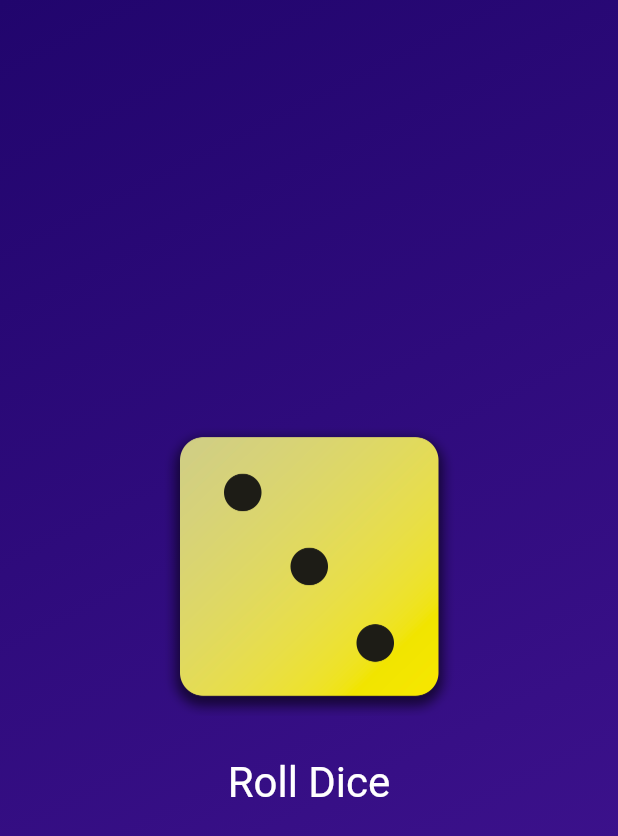
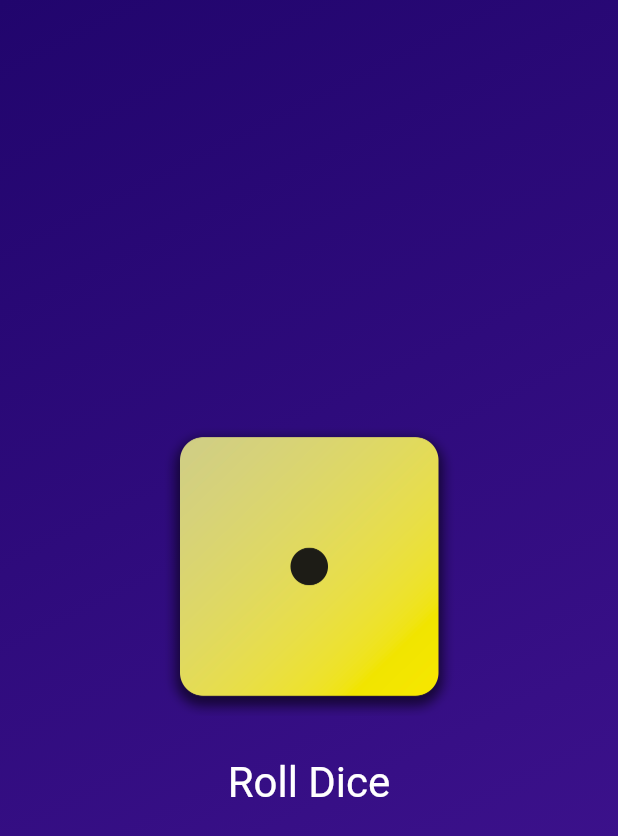
Before and after one commit to arafatanam/Roll_Dice_App-Flutter, a Flutter app: the screen it shows after launch, after a tap on "Roll Dice", on a phone screen of 412 x 824 dp. Shown: the top 836 px of the screen. Run offline on Flutter 3.47's test engine with Material 3 defaults, Android fonts, the phone set to English and light mode, and no system bars.

Commit message:
Code updated

```diff
--- a/lib/gradient_container.dart
+++ b/lib/gradient_container.dart
@@ -5,10 +5,16 @@ const startAlignment = Alignment.topLeft;
 const endAlignment = Alignment.bottomRight;
 
 class GradientContainer extends StatelessWidget {
-  const GradientContainer(this.color1, this.color2, {super.key});
+  GradientContainer(this.color1, this.color2, {super.key});
 
   final Color color1;
   final Color color2;
+  var activeDiceImage = 'assets/images/dice-1.png';
+
+  void rollDice() {
+    activeDiceImage = 'assets/images/dice-2.png';
+    print('Changing image');
+  }
 
   @override
   Widget build(BuildContext context) {
@@ -24,10 +30,10 @@ class GradientContainer extends StatelessWidget {
         child: Column(
           mainAxisSize: MainAxisSize.min,
           children: [
-            Image.asset('assets/images/dice-3.png', width: 200),
+            Image.asset(activeDiceImage, width: 200),
             const SizedBox(height: 20),
             TextButton(
-              onPressed: () {},
+              onPressed: rollDice,
               style: TextButton.styleFrom(
                 // padding: const EdgeInsets.only(top: 20),
                 foregroundColor: Colors.white,
```
